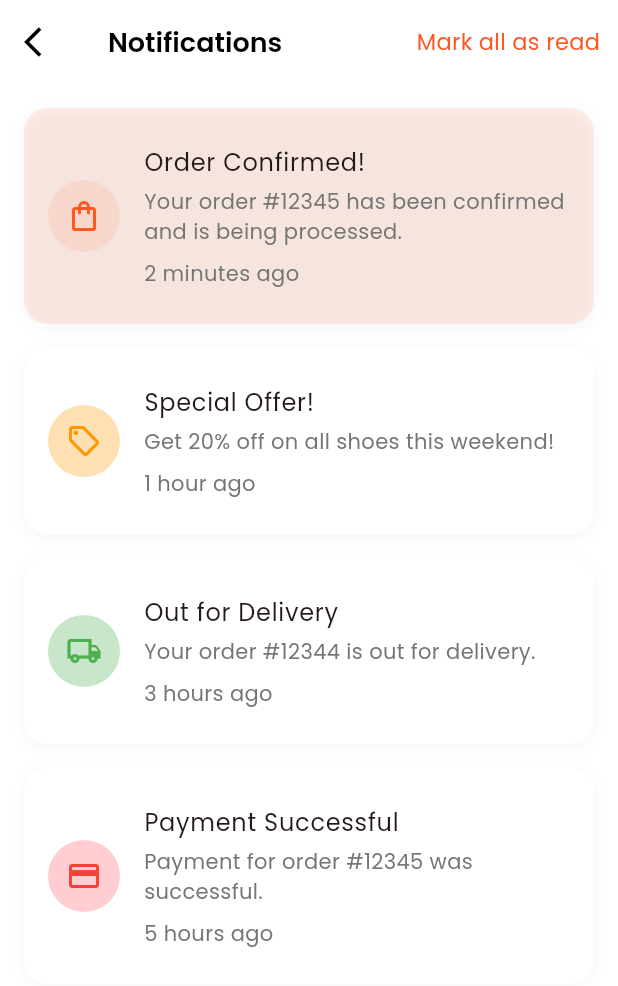
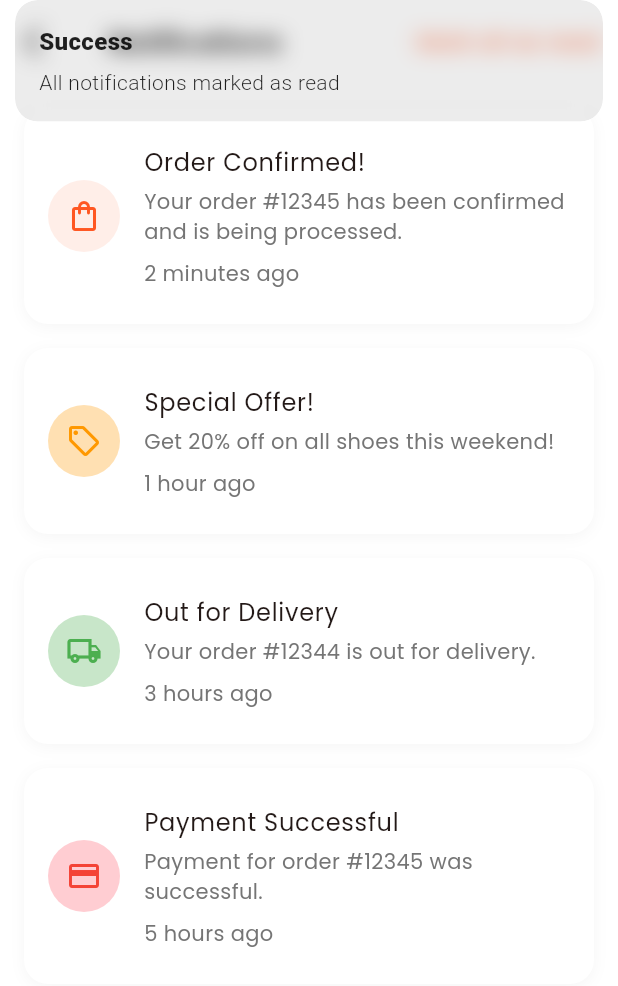
Before and after one commit to Rifaldo-dev/flutter-ecommerce, a Flutter app: the NotificationsScreen screen opened directly, after a tap on "Mark all as read", on a phone screen of 412 x 824 dp. Shown: the top 986 px of the screen. Run offline on Flutter 3.47's test engine with Material 3 defaults, Android fonts, the phone set to English and light mode, and no system bars; our stand-ins replace flutter_dotenv, get, get_storage, google_fonts, lottie, share_plus and 1 more; accounts and stored records are empty.

Commit message:
Add notification controller with mark all as read, swipe to delete, and tap to read features

```diff
--- /dev/null
+++ b/lib/controllers/notification_controller.dart
@@ -0,0 +1,71 @@
+import 'package:get/get.dart';
+import 'package:ecommerce_ui/features/notifications/models/notification_type.dart';
+import 'package:ecommerce_ui/features/notifications/repositories/notification_repository.dart';
+
+class NotificationController extends GetxController {
+  final NotificationRepository _repository = NotificationRepository();
+
+  final RxList<NotificationItem> _notifications = <NotificationItem>[].obs;
+  final RxInt _unreadCount = 0.obs;
+
+  List<NotificationItem> get notifications => _notifications;
+  int get unreadCount => _unreadCount.value;
+
+  @override
+  void onInit() {
+    super.onInit();
+    loadNotifications();
+  }
+
+  void loadNotifications() {
+    _notifications.value = _repository.getNotifications();
+    _updateUnreadCount();
+  }
+
+  void _updateUnreadCount() {
+    _unreadCount.value =
+        _notifications.where((notification) => !notification.isRead).length;
+  }
+
+  void markAsRead(int index) {
+    if (index >= 0 && index < _notifications.length) {
+      final notification = _notifications[index];
+      _notifications[index] = NotificationItem(
+        title: notification.title,
+        message: notification.message,
+        time: notification.time,
+        type: notification.type,
+        isRead: true,
+      );
+      _updateUnreadCount();
+    }
+  }
+
+  void markAllAsRead() {
+    _notifications.value = _notifications
+        .map((notification) => NotificationItem(
+              title: notification.title,
+              message: notification.message,
+              time: notification.time,
+              type: notification.type,
+              isRead: true,
+            ))
+        .toList();
+    _updateUnreadCount();
+    Get.snackbar(
+      'Success',
+      'All notifications marked as read',
+      snackPosition: SnackPosition.TOP,
+    );
+  }
+
+  void clearAll() {
+    _notifications.clear();
+    _updateUnreadCount();
+    Get.snackbar(
+      'Success',
+      'All notifications cleared',
+      snackPosition: SnackPosition.TOP,
+    );
+  }
+}
--- a/lib/features/notifications/view/notifications_screen.dart
+++ b/lib/features/notifications/view/notifications_screen.dart
@@ -1,19 +1,17 @@
 import 'package:ecommerce_ui/features/notifications/models/notification_type.dart';
-import 'package:ecommerce_ui/features/notifications/repositories/notification_repository.dart';
 import 'package:ecommerce_ui/features/notifications/utils/notification_utils.dart';
+import 'package:ecommerce_ui/controllers/notification_controller.dart';
 import 'package:flutter/material.dart';
 import 'package:get/get.dart';
 import 'package:ecommerce_ui/utils/app_textstyles.dart';
 
 class NotificationsScreen extends StatelessWidget {
-  final NotificationRepository _repository = NotificationRepository();
-
   NotificationsScreen({super.key});
 
   @override
   Widget build(BuildContext context) {
     final isDark = Theme.of(context).brightness == Brightness.dark;
-    final notifications = _repository.getNotifications();
+    final notificationController = Get.put(NotificationController());
 
     return Scaffold(
       backgroundColor: Theme.of(context).scaffoldBackgroundColor,
@@ -34,7 +32,9 @@ class NotificationsScreen extends StatelessWidget {
         ),
         actions: [
           TextButton(
-            onPressed: () {},
+            onPressed: () {
+              notificationController.markAllAsRead();
+            },
             child: Text(
               'Mark all as read',
               style: AppTextStyle.withColor(
@@ -45,32 +45,91 @@ class NotificationsScreen extends StatelessWidget {
           ),
         ],
       ),
-      body: ListView.builder(
+      body: Obx(() {
+        final notifications = notificationController.notifications;
+
+        if (notifications.isEmpty) {
+          return Center(
+            child: Column(
+              mainAxisAlignment: MainAxisAlignment.center,
+              children: [
+                Icon(
+                  Icons.notifications_off_outlined,
+                  size: 64,
+                  color: isDark ? Colors.grey[600] : Colors.grey[400],
+                ),
+                const SizedBox(height: 16),
+                Text(
+                  'No notifications',
+                  style: AppTextStyle.withColor(
+                    AppTextStyle.h3,
+                    isDark ? Colors.grey[600]! : Colors.grey[400]!,
+                  ),
+                ),
+              ],
+            ),
+          );
+        }
+
+        return ListView.builder(
           padding: const EdgeInsets.all(16),
           itemCount: notifications.length,
           itemBuilder: (context, index) => _buildNotificationCard(
             context,
             notifications[index],
+            index,
+            notificationController,
           ),
-      ),
+        );
+      }),
     );
   }
 
-  Widget _buildNotificationCard(BuildContext context, NotificationItem notification) {
+  Widget _buildNotificationCard(
+    BuildContext context,
+    NotificationItem notification,
+    int index,
+    NotificationController controller,
+  ) {
     final isDark = Theme.of(context).brightness == Brightness.dark;
 
-    return Container(
+    return Dismissible(
+      key: Key('notification_$index'),
+      direction: DismissDirection.endToStart,
+      background: Container(
+        margin: const EdgeInsets.only(bottom: 16),
+        decoration: BoxDecoration(
+          color: Colors.red,
+          borderRadius: BorderRadius.circular(16),
+        ),
+        alignment: Alignment.centerRight,
+        padding: const EdgeInsets.only(right: 20),
+        child: const Icon(
+          Icons.delete,
+          color: Colors.white,
+        ),
+      ),
+      onDismissed: (direction) {
+        controller.notifications.removeAt(index);
+      },
+      child: InkWell(
+        onTap: () {
+          if (!notification.isRead) {
+            controller.markAsRead(index);
+          }
+        },
+        child: Container(
           margin: const EdgeInsets.only(bottom: 16),
           decoration: BoxDecoration(
             color: notification.isRead
                 ? Theme.of(context).cardColor
-            : Theme.of(context).primaryColor.withOpacity(0.1),
+                : Theme.of(context).primaryColor.withValues(alpha: 0.1),
             borderRadius: BorderRadius.circular(16),
             boxShadow: [
               BoxShadow(
                 color: isDark
-                ? Colors.black.withOpacity(0.2)
-                : Colors.grey.withOpacity(0.1),
+                    ? Colors.black.withValues(alpha: 0.2)
+                    : Colors.grey.withValues(alpha: 0.1),
                 blurRadius: 8,
                 offset: const Offset(0, 2),
               ),
@@ -81,20 +140,37 @@ class NotificationsScreen extends StatelessWidget {
             leading: Container(
               padding: const EdgeInsets.all(12),
               decoration: BoxDecoration(
-            color: NotificationUtils.getIconBackgroundColor(context, notification.type),
+                color: NotificationUtils.getIconBackgroundColor(
+                    context, notification.type),
                 shape: BoxShape.circle,
               ),
               child: Icon(
                 NotificationUtils.getNotificationIcon(notification.type),
-            color: NotificationUtils.getIconColor(context, notification.type),
+                color:
+                    NotificationUtils.getIconColor(context, notification.type),
               ),
             ),
-        title: Text(
+            title: Row(
+              children: [
+                Expanded(
+                  child: Text(
                     notification.title,
                     style: AppTextStyle.withColor(
                       AppTextStyle.bodyLarge,
                       Theme.of(context).textTheme.bodyLarge!.color!,
                     ),
+                  ),
+                ),
+                if (!notification.isRead)
+                  Container(
+                    width: 8,
+                    height: 8,
+                    decoration: BoxDecoration(
+                      color: Theme.of(context).primaryColor,
+                      shape: BoxShape.circle,
+                    ),
+                  ),
+              ],
             ),
             subtitle: Column(
               crossAxisAlignment: CrossAxisAlignment.start,
@@ -118,6 +194,8 @@ class NotificationsScreen extends StatelessWidget {
               ],
             ),
           ),
+        ),
+      ),
     );
   }
 }
```
Lines whose indentation alone changed are shown as unchanged.
